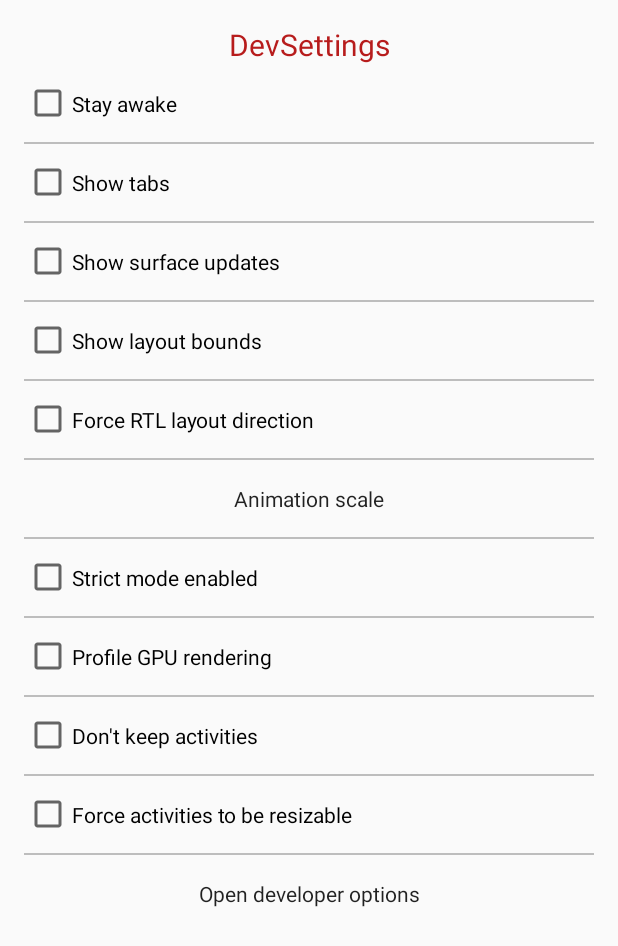
After one commit to mchllngr/AndroidDevSettings, an Android app: the layout content_hover_screen.xml on its own in the app's theme, with its tools: preview values and no code run, on a phone screen of 412 x 824 dp. The commit adds this screen. Shown: the top 946 px of the screen. Run offline under Robolectric (Android 15) with nearby library versions, the phone set to English and light mode, and no system bars.

Commit message:
added hover menu screen layout; some refactoring;

```diff
--- a/app/src/main/java/de/mchllngr/devsettings/hover/DevSettingsHoverMenuService.java
+++ b/app/src/main/java/de/mchllngr/devsettings/hover/DevSettingsHoverMenuService.java
@@ -44,6 +44,6 @@ public class DevSettingsHoverMenuService extends HoverMenuService {
 
     @NonNull
     private HoverMenu createHoverMenu() {
-        return new MultiSectionHoverMenu(getApplicationContext());
+        return new DevSettingsHoverMenu(getApplicationContext());
     }
 }
--- /dev/null
+++ b/app/src/main/res/layout/content_hover_screen.xml
@@ -0,0 +1,97 @@
+<?xml version="1.0" encoding="utf-8"?>
+<ScrollView
+    xmlns:android="http://schemas.android.com/apk/res/android"
+    android:layout_width="match_parent"
+    android:layout_height="wrap_content">
+
+    <LinearLayout
+        android:layout_width="match_parent"
+        android:layout_height="wrap_content"
+        android:orientation="vertical"
+        android:paddingBottom="@dimen/activity_vertical_margin"
+        android:paddingEnd="@dimen/activity_horizontal_margin"
+        android:paddingStart="@dimen/activity_horizontal_margin"
+        android:paddingTop="@dimen/activity_vertical_margin">
+
+        <TextView
+            style="@style/AppTheme.HoverScreenTitle"
+            android:text="@string/app_name"/>
+
+        <CheckBox
+            android:id="@+id/cb_hover_stay_awake"
+            style="@style/AppTheme.HoverScreenItemCheckBox"
+            android:text="@string/hover_screen_stay_awake"/>
+
+        <View style="@style/AppTheme.HoverScreenItemDivider"/>
+
+        <CheckBox
+            android:id="@+id/cb_hover_show_tabs"
+            style="@style/AppTheme.HoverScreenItemCheckBox"
+            android:text="@string/hover_screen_show_tabs"/>
+
+        <View style="@style/AppTheme.HoverScreenItemDivider"/>
+
+        <CheckBox
+            android:id="@+id/cb_hover_show_surface_updates"
+            style="@style/AppTheme.HoverScreenItemCheckBox"
+            android:text="@string/hover_screen_show_surface_updates"/>
+
+        <View style="@style/AppTheme.HoverScreenItemDivider"/>
+
+        <CheckBox
+            android:id="@+id/cb_hover_show_layout_bounds"
+            style="@style/AppTheme.HoverScreenItemCheckBox"
+            android:text="@string/hover_screen_show_layout_bounds"/>
+
+        <View style="@style/AppTheme.HoverScreenItemDivider"/>
+
+        <CheckBox
+            android:id="@+id/cb_hover_force_rtl_layout_direction"
+            style="@style/AppTheme.HoverScreenItemCheckBox"
+            android:text="@string/hover_screen_force_rtl_layout_direction"/>
+
+        <View style="@style/AppTheme.HoverScreenItemDivider"/>
+
+        <TextView
+            android:id="@+id/tv_hover_animation_scale"
+            style="@style/AppTheme.HoverScreenItemText"
+            android:text="@string/hover_screen_animation_scale"/>
+
+        <View style="@style/AppTheme.HoverScreenItemDivider"/>
+
+        <CheckBox
+            android:id="@+id/cb_hover_strict_mode_enabled"
+            style="@style/AppTheme.HoverScreenItemCheckBox"
+            android:text="@string/hover_screen_strict_mode_enabled"/>
+
+        <View style="@style/AppTheme.HoverScreenItemDivider"/>
+
+        <CheckBox
+            android:id="@+id/cb_hover_profile_gpu_rendering"
+            style="@style/AppTheme.HoverScreenItemCheckBox"
+            android:text="@string/hover_screen_profile_gpu_rendering"/>
+
+        <View style="@style/AppTheme.HoverScreenItemDivider"/>
+
+        <CheckBox
+            android:id="@+id/cb_hover_dont_keep_activities"
+            style="@style/AppTheme.HoverScreenItemCheckBox"
+            android:text="@string/hover_screen_dont_keep_activities"/>
+
+        <View style="@style/AppTheme.HoverScreenItemDivider"/>
+
+        <CheckBox
+            android:id="@+id/cb_hover_force_activities_to_be_resizable"
+            style="@style/AppTheme.HoverScreenItemCheckBox"
+            android:text="@string/hover_screen_force_activities_to_be_resizable"/>
+
+        <View style="@style/AppTheme.HoverScreenItemDivider"/>
+
+        <TextView
+            android:id="@+id/tv_hover_open_dev_settings"
+            style="@style/AppTheme.HoverScreenItemText"
+            android:text="@string/hover_screen_open_dev_settings"/>
+
+    </LinearLayout>
+
+</ScrollView>
--- a/app/src/main/res/values-night/colors.xml
+++ b/app/src/main/res/values-night/colors.xml
@@ -6,6 +6,8 @@
     <color name="colorPrimaryDark">#361011</color>
     <color name="colorAccent">#718927</color>
 
-    <color name="hover_navigator_color">#FF303030</color>
+    <color name="hover_navigator_color">#303030</color>
+    <color name="hover_screen_title_color">@color/colorPrimaryLight</color>
+    <color name="hover_screen_item_divider_color">#616161</color>
 
 </resources>
--- a/app/src/main/res/values/colors.xml
+++ b/app/src/main/res/values/colors.xml
@@ -6,6 +6,8 @@
     <color name="colorPrimaryDark">#861515</color>
     <color name="colorAccent">#a4c639</color>
 
-    <color name="hover_navigator_color">#FFFAFAFA</color>
+    <color name="hover_navigator_color">#fafafa</color>
+    <color name="hover_screen_title_color">@color/colorPrimary</color>
+    <color name="hover_screen_item_divider_color">#bdbdbd</color>
 
 </resources>
--- a/app/src/main/res/values/dimens.xml
+++ b/app/src/main/res/values/dimens.xml
@@ -4,6 +4,7 @@
     <!-- Default screen margins, per the Android Design guidelines. -->
     <dimen name="activity_horizontal_margin">16dp</dimen>
     <dimen name="activity_vertical_margin">16dp</dimen>
-    <dimen name="fab_margin">16dp</dimen>
+
+    <dimen name="hover_title_size">20sp</dimen>
 
 </resources>
--- a/app/src/main/res/values/strings.xml
+++ b/app/src/main/res/values/strings.xml
@@ -4,4 +4,16 @@
     <string name="app_name">DevSettings</string>
     <string name="open_developer_options">Open developer options</string>
 
+    <string name="hover_screen_stay_awake">Stay awake</string>
+    <string name="hover_screen_show_tabs">Show tabs</string>
+    <string name="hover_screen_show_surface_updates">Show surface updates</string>
+    <string name="hover_screen_show_layout_bounds">Show layout bounds</string>
+    <string name="hover_screen_force_rtl_layout_direction">Force RTL layout direction</string>
+    <string name="hover_screen_animation_scale">Animation scale</string>
+    <string name="hover_screen_strict_mode_enabled">Strict mode enabled</string>
+    <string name="hover_screen_profile_gpu_rendering">Profile GPU rendering</string>
+    <string name="hover_screen_dont_keep_activities">Don\'t keep activities</string>
+    <string name="hover_screen_force_activities_to_be_resizable">Force activities to be resizable</string>
+    <string name="hover_screen_open_dev_settings">@string/open_developer_options</string>
+
 </resources>
--- a/app/src/main/res/values/styles.xml
+++ b/app/src/main/res/values/styles.xml
@@ -1,7 +1,7 @@
 <?xml version="1.0" encoding="utf-8"?>
 <resources>
 
-    <style name="AppTheme.Base" parent="Theme.AppCompat.DayNight.DarkActionBar" />
+    <style name="AppTheme.Base" parent="Theme.AppCompat.DayNight.DarkActionBar"/>
 
     <style name="AppTheme" parent="AppTheme.Base">
         <item name="colorPrimary">@color/colorPrimary</item>
@@ -14,9 +14,9 @@
         <item name="windowNoTitle">true</item>
     </style>
 
-    <style name="AppTheme.AppBarOverlay" parent="ThemeOverlay.AppCompat.Dark.ActionBar" />
+    <style name="AppTheme.AppBarOverlay" parent="ThemeOverlay.AppCompat.Dark.ActionBar"/>
 
-    <style name="AppTheme.PopupOverlay" parent="ThemeOverlay.AppCompat.Light" />
+    <style name="AppTheme.PopupOverlay" parent="ThemeOverlay.AppCompat.Light"/>
 
     <style name="AppTheme.Transparent" parent="Theme.AppCompat">
         <item name="android:windowIsTranslucent">true</item>
@@ -27,4 +27,38 @@
         <item name="android:backgroundDimEnabled">false</item>
     </style>
 
+    <style name="AppTheme.CheckBoxTheme" parent="Theme.AppCompat.DayNight">
+        <item name="colorAccent">@color/colorPrimary</item>
+    </style>
+
+    <style name="AppTheme.HoverScreenTitle">
+        <item name="android:layout_width">match_parent</item>
+        <item name="android:layout_height">wrap_content</item>
+        <item name="android:gravity">center_horizontal</item>
+        <item name="android:textSize">@dimen/hover_title_size</item>
+        <item name="android:textColor">@color/hover_screen_title_color</item>
+    </style>
+
+    <style name="AppTheme.HoverScreenItemCheckBox">
+        <item name="android:layout_width">match_parent</item>
+        <item name="android:layout_height">wrap_content</item>
+        <item name="android:paddingBottom">@dimen/activity_vertical_margin</item>
+        <item name="android:paddingTop">@dimen/activity_vertical_margin</item>
+        <item name="android:theme">@style/AppTheme.CheckBoxTheme</item>
+    </style>
+
+    <style name="AppTheme.HoverScreenItemText">
+        <item name="android:layout_width">match_parent</item>
+        <item name="android:layout_height">wrap_content</item>
+        <item name="android:gravity">center</item>
+        <item name="android:paddingBottom">@dimen/activity_vertical_margin</item>
+        <item name="android:paddingTop">@dimen/activity_vertical_margin</item>
+    </style>
+
+    <style name="AppTheme.HoverScreenItemDivider">
+        <item name="android:layout_width">match_parent</item>
+        <item name="android:layout_height">1dp</item>
+        <item name="android:background">@color/hover_screen_item_divider_color</item>
+    </style>
+
 </resources>
```
Also changed, not shown: app/src/main/java/de/mchllngr/devsettings/hover/DevSettingsHoverMenu.java (added, +67 -0 lines), app/src/main/java/de/mchllngr/devsettings/hover/DevSettingsHoverScreen.java (added, +95 -0 lines), app/src/main/java/de/mchllngr/devsettings/hover/HoverMenuScreen.java (deleted, +0 -72 lines), app/src/main/java/de/mchllngr/devsettings/hover/MultiSectionHoverMenu.java (deleted, +0 -92 lines), app/src/main/java/de/mchllngr/devsettings/hover/TabView.java (deleted, +0 -89 lines), app/src/main/java/de/mchllngr/devsettings/module/main/MainActivity.java (+6 -13 lines), app/src/main/java/de/mchllngr/devsettings/util/DevSettings.java (+51 -31 lines), 1 other file.
